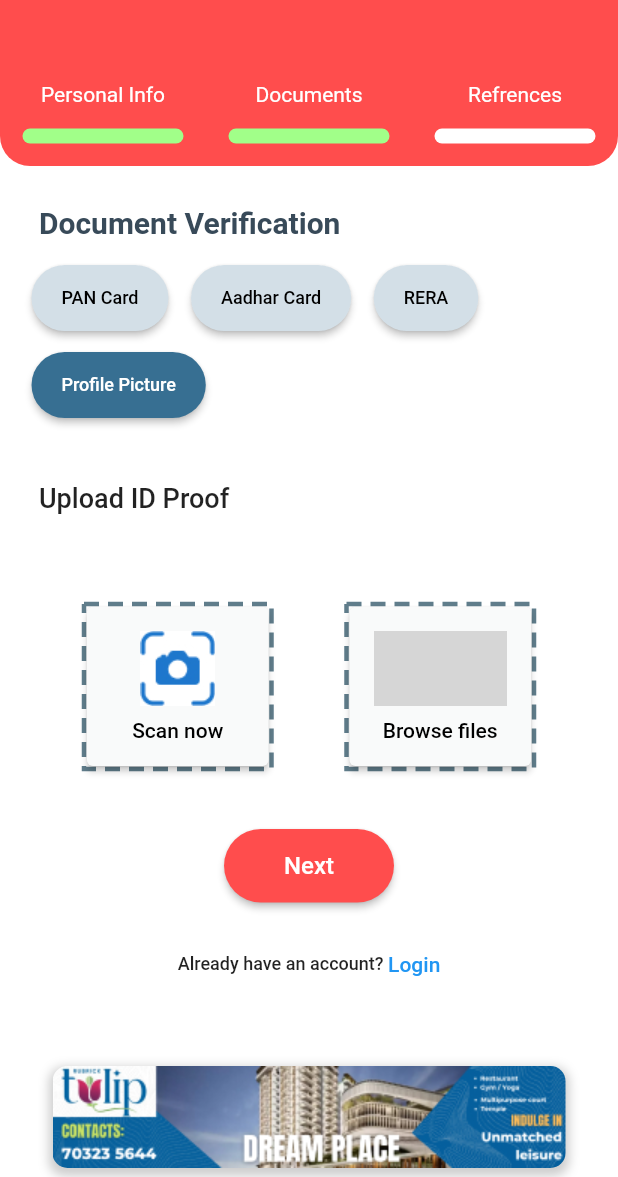
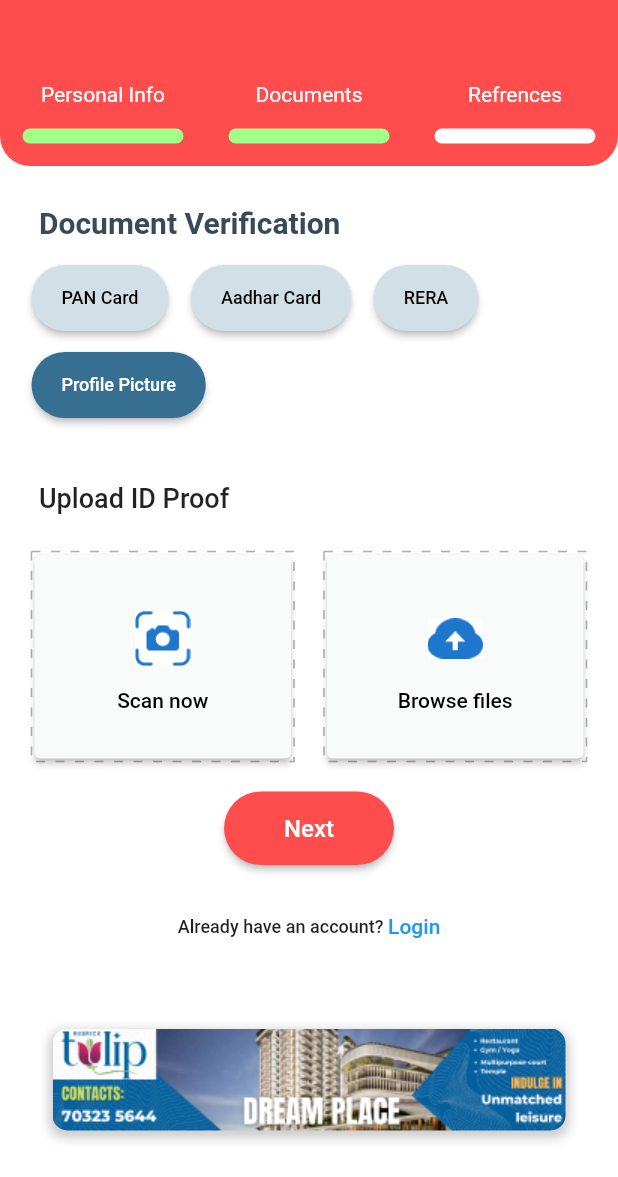
Before and after one commit to Neeshamraghav012/hra-flutter, a Flutter app: the SignupPage1 screen opened directly with empty values, after a tap on "Aadhar Card", after a tap on "RERA", after a tap on "Profile Picture", on a phone screen of 412 x 824 dp, the part 59-1236 px from its top. Run offline on Flutter 3.47's test engine with Material 2 defaults, Android fonts, the phone set to English and light mode, and no system bars; drawn by our look-alikes of dotted_border; our stand-ins replace image_picker, multi_select_flutter, shared_preferences; accounts and stored records are empty; network calls fail; Roboto replaces fonts that are missing (Poppins); grey boxes are pictures that could not be loaded.

Commit message:
changes signuppage1

```diff
--- a/lib/signup1.dart
+++ b/lib/signup1.dart
@@ -921,36 +921,41 @@ class _SignupPage1State extends State<SignupPage1> {
       }
     }
     return Padding(
-      padding: EdgeInsets.only(left: 20, top: 20),
+      padding: EdgeInsets.only(left: 5, top: 5, right: 5),
       child: Row(
         children: [
           Expanded(
+            // child: Container(
+            //child: SizedBox(
+            //height: 500,
+            //width: 500,
             child: Container(
-              child: SizedBox(
-                height: 150,
-                width: 200,
-                child: Container(
-                  padding: EdgeInsets.all(20),
+              width: 189,
+              height: 140,
+              // padding: EdgeInsets.all(8),
               child: DottedBorder(
-                    color: Colors.blueGrey,
-                    strokeWidth: 3,
-                    dashPattern: [10, 6],
+                color: Color.fromARGB(255, 173, 173, 173),
+                strokeWidth: 1,
+                dashPattern: [6, 7],
                 child: ElevatedButton(
                   onPressed: () {
                     scanImage(doc);
                   },
                   style: ElevatedButton.styleFrom(
                     primary: Color.fromARGB(255, 249, 250, 250),
-                        padding:
-                            EdgeInsets.symmetric(horizontal: 16, vertical: 8),
+                    //padding: EdgeInsets.symmetric(horizontal: 16, vertical: 8),
                   ),
                   child: Column(
                     mainAxisAlignment: MainAxisAlignment.center,
                     children: [
-                          Image.asset(
-                            'images/camera.jpeg',
-                            height: 50,
-                            width: 150,
+                      Align(
+                        alignment: Alignment.center,
+                        child: Image.asset(
+                          'images/Union.jpg',
+                          height: 51,
+                          width: 37,
+                          fit: BoxFit.contain,
+                        ),
                       ),
                       SizedBox(height: 8),
                       Text(
@@ -962,38 +967,38 @@ class _SignupPage1State extends State<SignupPage1> {
                 ),
               ),
             ),
-              ),
-            ),
+            //),
+            //),
           ),
           SizedBox(
-            width: 10,
+            width: 20,
           ),
           Expanded(
             child: Container(
-              height: 150,
-              width: 150,
-              child: Container(
-                padding: EdgeInsets.all(20),
+              height: 140,
+              width: 189,
               child: DottedBorder(
-                  color: Colors.blueGrey,
-                  strokeWidth: 3,
-                  dashPattern: [10, 6],
+                color: Color.fromARGB(255, 173, 173, 173),
+                strokeWidth: 1,
+                dashPattern: [6, 7],
                 child: ElevatedButton(
                   onPressed: () {
                     chooseImage(doc);
                   },
                   style: ElevatedButton.styleFrom(
                     primary: Color.fromARGB(255, 249, 250, 250),
-                      padding:
-                          EdgeInsets.symmetric(horizontal: 16, vertical: 8),
                   ),
                   child: Column(
                     mainAxisAlignment: MainAxisAlignment.center,
                     children: [
-                        Image.asset(
-                          'images/browse.jpeg',
-                          height: 50,
-                          width: 150,
+                      Align(
+                        alignment: Alignment.center,
+                        child: Image.asset(
+                          'images/browse.png',
+                          height: 51,
+                          width: 37,
+                          fit: BoxFit.contain,
+                        ),
                       ),
                       SizedBox(height: 8),
                       Text(
@@ -1008,10 +1013,10 @@ class _SignupPage1State extends State<SignupPage1> {
               ),
             ),
           ),
-          ),
-          SizedBox(
-            width: 20,
-          ),
+
+          // SizedBox(
+          //   width: 20,
+          // ),
         ],
       ),
     );
```
Also changed, not shown: images/Union.jpg (added). Lines whose indentation alone changed are shown as unchanged.
